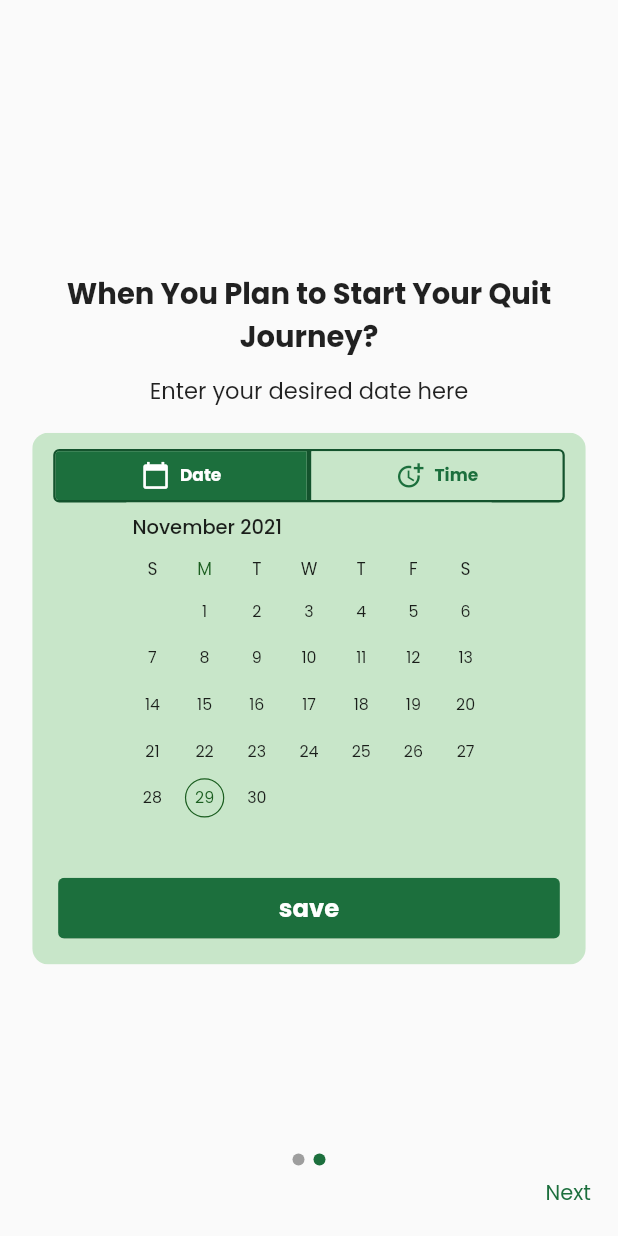
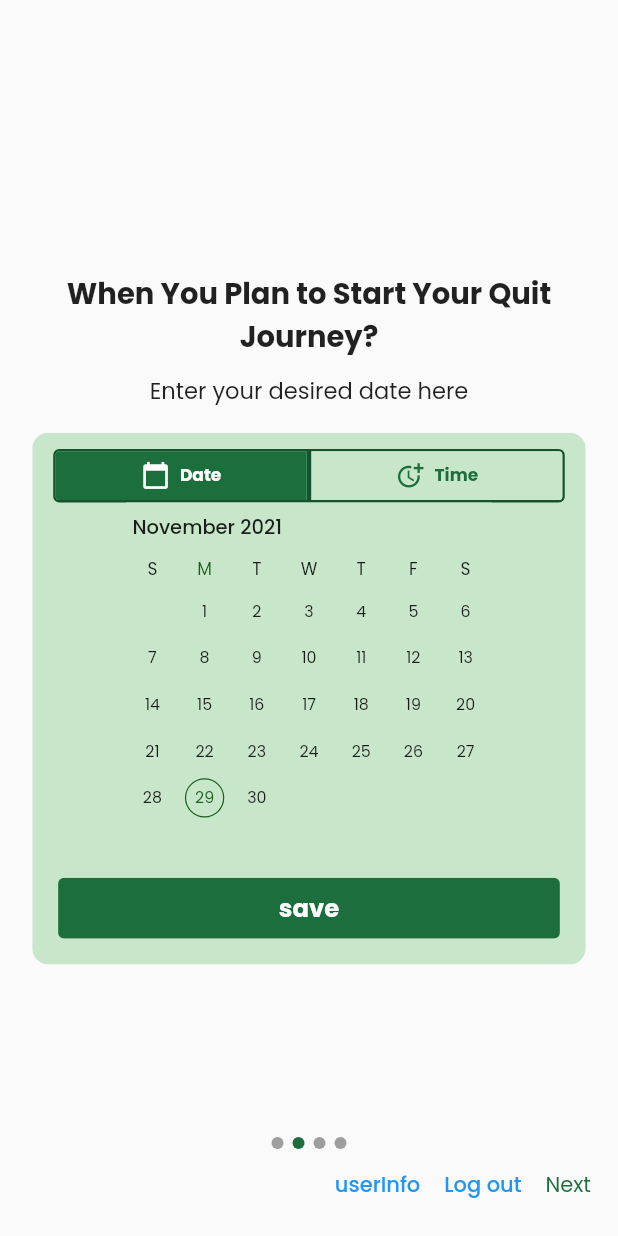
Before and after one commit to thamizhema/quit_smoking-app, a Flutter app: the OnBording screen opened directly, after a tap on "Next", on a phone screen of 412 x 824 dp. Run offline on Flutter 3.47's test engine with Material 2 defaults, Android fonts, the phone set to English and light mode, and no system bars; drawn by our look-alikes of syncfusion_flutter_datepicker; our stand-ins replace cloud_firestore, firebase_auth, firebase_core, flutter_switch, get, get_storage and 4 more; missing offline and left inert: flutter_facebook_auth; accounts and stored records are empty.

Commit message:
data collection completed

```diff
--- /dev/null
+++ b/lib/Common/custom_action_chip.dart
@@ -0,0 +1,28 @@
+import 'package:flutter/material.dart';
+import 'package:quit_smoking/Common/colors.dart';
+import 'package:velocity_x/velocity_x.dart';
+
+class CustomActionChip extends StatelessWidget {
+  CustomActionChip(
+      {Key? key,
+      this.value = "Other",
+      this.isSelected = false,
+      required this.onPressed})
+      : super(key: key);
+  String value;
+  bool isSelected = false;
+  VoidCallback? onPressed;
+
+  @override
+  Widget build(BuildContext context) {
+    return Container(
+      padding: const EdgeInsets.symmetric(horizontal: 3, vertical: 0),
+      child: ActionChip(
+        padding: const EdgeInsets.symmetric(horizontal: 3, vertical: 0),
+        label: value.text.color(OurColors.mainTextColor).make(),
+        backgroundColor: isSelected ? OurColors.mainColor : Colors.grey,
+        onPressed: onPressed!,
+      ),
+    );
+  }
+}
--- /dev/null
+++ b/lib/Data Collection/about_cigarettes.dart
@@ -0,0 +1,64 @@
+import 'package:flutter/material.dart';
+import 'package:quit_smoking/Common/colors.dart';
+import 'package:velocity_x/velocity_x.dart';
+
+class AboutCigarettes extends StatelessWidget {
+  AboutCigarettes({
+    Key? key,
+    this.question = "your question",
+    this.max = 999,
+    this.min = 0,
+    this.step = 1,
+    this.onChange,
+    this.divider = true,
+    this.initialValue = 1,
+  }) : super(key: key);
+  String question;
+  int min;
+  int max;
+  int step;
+  ValueChanged? onChange;
+  bool divider = true;
+  int initialValue;
+
+  @override
+  Widget build(BuildContext context) {
+    return Container(
+      child: Column(
+        crossAxisAlignment: CrossAxisAlignment.start,
+        children: [
+          question.text.bold.make(),
+          const SizedBox(
+            height: 10,
+          ),
+          ClipRRect(
+            borderRadius: BorderRadius.circular(5),
+            child: Container(
+              padding: EdgeInsets.symmetric(vertical: 3),
+              color: OurColors.mainColor,
+              child: VxStepper(
+                disableInput: false,
+                defaultValue: initialValue,
+                min: min,
+                max: max,
+                step: step,
+                actionButtonColor: OurColors.mainColor,
+                inputBoxColor: OurColors.mainTextColor,
+                inputTextColor: OurColors.mainColor,
+                actionIconColor: OurColors.mainTextColor,
+                onChange: onChange,
+              ),
+            ),
+          ),
+          const SizedBox(
+            height: 10,
+          ),
+          if (divider)
+            const Divider(
+              thickness: 2,
+            ),
+        ],
+      ),
+    );
+  }
+}
--- /dev/null
+++ b/lib/Data Collection/cigratte_info.dart
@@ -0,0 +1,49 @@
+import 'package:flutter/material.dart';
+import 'package:get/get.dart';
+import 'package:get_storage/get_storage.dart';
+import 'package:quit_smoking/Data%20Collection/about_cigarettes.dart';
+import 'package:quit_smoking/qc_getx_controller/user_info_controller.dart';
+
+class CigaretteInfo extends StatelessWidget {
+  CigaretteInfo({Key? key}) : super(key: key);
+  final UserInfoController _userInfoController = Get.find<UserInfoController>();
+
+  @override
+  Widget build(BuildContext context) {
+    return Container(
+      padding: EdgeInsets.symmetric(horizontal: 25),
+      child: Column(
+        mainAxisAlignment: MainAxisAlignment.center,
+        crossAxisAlignment: CrossAxisAlignment.start,
+        children: [
+          AboutCigarettes(
+            question: 'How Many Cigarettes Did You Smoke a Day?',
+            onChange: (value) {
+              _userInfoController.updateUserInfo({"dayOfCigarette": value});
+            },
+          ),
+          AboutCigarettes(
+            initialValue: 10,
+            question: 'How Many Cigarettes Are In Your Pack?',
+            onChange: (value) {
+              _userInfoController.updateUserInfo({"packOfCigarettes": value});
+            },
+          ),
+          AboutCigarettes(
+            initialValue: 100,
+            question: 'How Much Dose Your Box Of Cigarettes Cost?',
+            onChange: (value) {
+              _userInfoController.updateUserInfo({"priceOfPack": value});
+            },
+          ),
+          AboutCigarettes(
+            question: 'How Many Years Have You Been Smoking?',
+            onChange: (value) {
+              _userInfoController.updateUserInfo({"addictionOfYears": value});
+            },
+          ),
+        ],
+      ),
+    );
+  }
+}
--- a/lib/Data Collection/onbording.dart
+++ b/lib/Data Collection/onbording.dart
@@ -3,6 +3,8 @@ import 'package:flutter/widgets.dart';
 import 'package:get/get.dart';
 import 'package:get_storage/get_storage.dart';
 import 'package:quit_smoking/Common/colors.dart';
+import 'package:quit_smoking/Data%20Collection/cigratte_info.dart';
+import 'package:quit_smoking/Data%20Collection/reason_for_quit.dart';
 import 'package:quit_smoking/Data%20Collection/syncfution_datetime_picker.dart';
 import 'package:quit_smoking/Data%20Collection/welcome_page.dart';
 import 'package:quit_smoking/login.dart';
@@ -21,24 +23,26 @@ class OnBording extends StatefulWidget {
 class _OnBordingState extends State<OnBording> {
   final userData = GetStorage();
 
-  UserInfoController _userInfoController = Get.find<UserInfoController>();
+  final UserInfoController _userInfoController = Get.find<UserInfoController>();
 
   List<Widget> dataCollection = [
     WelcomePage(),
     SyncfutionDatePicker(),
+    CigaretteInfo(),
+    ReasonForQuit(),
   ];
-  PageController _pageController = PageController();
+
   @override
   Widget build(BuildContext context) {
     return Scaffold(
-      body: Stack(
+      body: SafeArea(
+        child: Stack(
           children: [
             PageView.builder(
-            controller: _pageController,
+              controller: _userInfoController.pageController.value,
               onPageChanged: (val) {
                 setState(() {
                   _userInfoController.setPageIndex(val);
-                print(val);
                 });
               },
               itemCount: dataCollection.length,
@@ -50,7 +54,8 @@ class _OnBordingState extends State<OnBording> {
                 bottom: 0,
                 child: Container(
                   width: context.screenWidth,
-                padding: EdgeInsets.symmetric(horizontal: 10, vertical: 10),
+                  padding:
+                      const EdgeInsets.symmetric(horizontal: 10, vertical: 10),
                   child: Column(
                     crossAxisAlignment: CrossAxisAlignment.center,
                     children: [
@@ -74,7 +79,21 @@ class _OnBordingState extends State<OnBording> {
                       Row(
                         mainAxisAlignment: MainAxisAlignment.end,
                         children: [
-                        "Next"
+                          TextButton(
+                              onPressed: () {
+                                print(_userInfoController.ourUser.value);
+                              },
+                              child: Text('userInfo')),
+                          TextButton(
+                              onPressed: () {
+                                userData.remove('isLogged');
+                                userData.remove('userInfo');
+                              },
+                              child: Text('Log out')),
+                          Text(_userInfoController.pageIndex.value + 1 ==
+                                      dataCollection.length
+                                  ? "Finish"
+                                  : "Next")
                               .text
                               .color(OurColors.mainColor)
                               .makeCentered()
@@ -82,11 +101,18 @@ class _OnBordingState extends State<OnBording> {
                               .p8
                               .makeCentered()
                               .onInkTap(() {
-                          setState(() {
-                            _pageController.nextPage(
-                                duration: Duration(milliseconds: 500),
+                            if (_userInfoController.pageIndex.value + 1 ==
+                                dataCollection.length) {
+                              _userInfoController.updateUserInfo({
+                                'quitReason':
+                                    _userInfoController.quitReason.value
+                              });
+                              _userInfoController.addUserInfoToDb();
+                            } else {
+                              _userInfoController.pageController.value.nextPage(
+                                  duration: const Duration(milliseconds: 800),
                                   curve: Curves.ease);
-                          });
+                            }
                           }),
                         ],
                       ),
@@ -94,6 +120,7 @@ class _OnBordingState extends State<OnBording> {
                   ),
                 ))
           ],
+        ),
       ),
     );
   }
--- /dev/null
+++ b/lib/Data Collection/reason_for_quit.dart
@@ -0,0 +1,70 @@
+import 'package:flutter/material.dart';
+import 'package:get/get.dart';
+import 'package:quit_smoking/Common/colors.dart';
+import 'package:quit_smoking/Common/custom_action_chip.dart';
+import 'package:quit_smoking/Data%20Collection/content_title.dart';
+import 'package:quit_smoking/qc_getx_controller/user_info_controller.dart';
+import 'package:velocity_x/velocity_x.dart';
+
+class ReasonForQuit extends StatelessWidget {
+  ReasonForQuit({Key? key}) : super(key: key);
+  final UserInfoController _userInfoController = Get.find<UserInfoController>();
+
+  void selectReason(reason) {
+    if (_userInfoController.quitReason.value.contains(reason)) {
+      _userInfoController.removeQuitReason(reason);
+    } else {
+      _userInfoController.setQuitReason(reason);
+    }
+  }
+
+  List<String> reasons = [
+    'Freedom',
+    'Money',
+    'Health',
+    'Children',
+    'Accountability',
+    'Stink',
+    'Fitness',
+    'Pregnant',
+    'Environment',
+    'Childbearing',
+    'Appearance',
+    'Other'
+  ];
+
+  @override
+  Widget build(BuildContext context) {
+    return Container(
+      padding: const EdgeInsets.symmetric(horizontal: 10),
+      child: Column(
+        mainAxisAlignment: MainAxisAlignment.center,
+        children: [
+          ContentTitle(
+            title: 'Reason for Quit?',
+            subtitle: 'Choose your personal motives here',
+          ),
+          const SizedBox(
+            height: 25,
+          ),
+          Obx(
+            () => Wrap(
+                crossAxisAlignment: WrapCrossAlignment.start,
+                runSpacing: -3,
+                children: List.generate(
+                  reasons.length,
+                  (index) => CustomActionChip(
+                    value: reasons[index],
+                    isSelected: _userInfoController.quitReason.value
+                        .contains(reasons[index]),
+                    onPressed: () {
+                      selectReason(reasons[index]);
+                    },
+                  ),
+                )),
+          ),
+        ],
+      ),
+    );
+  }
+}
--- a/lib/Data Collection/syncfution_datetime_picker.dart
+++ b/lib/Data Collection/syncfution_datetime_picker.dart
@@ -1,9 +1,11 @@
 import 'package:flutter/material.dart';
+import 'package:get/get.dart';
 import 'package:get_storage/get_storage.dart';
 import 'package:quit_smoking/Common/colors.dart';
 import 'package:quit_smoking/Data%20Collection/content_title.dart';
 import 'package:quit_smoking/Data%20Collection/date_time_toggle.dart';
 import 'package:quit_smoking/Data%20Collection/time_selector.dart';
+import 'package:quit_smoking/qc_getx_controller/user_info_controller.dart';
 import 'package:syncfusion_flutter_datepicker/datepicker.dart';
 import 'package:velocity_x/velocity_x.dart';
 
@@ -15,26 +17,20 @@ class SyncfutionDatePicker extends StatefulWidget {
 }
 
 class _SyncfutionDatePickerState extends State<SyncfutionDatePicker> {
-  final sessionData = GetStorage();
+  final UserInfoController _userInfoController = Get.find<UserInfoController>();
+
   bool isDate = true;
   DateTime selectedDate = DateTime.now();
   DateTime quitDate = DateTime.now();
   bool isAm = DateTime.now().hour < 12;
   double hours = DateTime.now().hour % 12 == 0 ? 12 : DateTime.now().hour % 12;
   double minutes = DateTime.now().minute.toDouble();
-  late Map userInfo;
   @override
-  void initState() {
-    // TODO: implement initState
-    super.initState();
-    userInfo = sessionData.read('userInfo');
-  }
-
   @override
   Widget build(BuildContext context) {
     return FittedBox(
       child: Container(
-        padding: EdgeInsets.symmetric(horizontal: 20),
+        padding: const EdgeInsets.symmetric(horizontal: 20),
         child: Column(
           children: [
             ContentTitle(
@@ -47,7 +43,8 @@ class _SyncfutionDatePickerState extends State<SyncfutionDatePicker> {
             ClipRRect(
               borderRadius: BorderRadius.circular(10),
               child: Container(
-                padding: EdgeInsets.symmetric(vertical: 10, horizontal: 10),
+                padding:
+                    const EdgeInsets.symmetric(vertical: 10, horizontal: 10),
                 // height: 370,
                 width: context.screenWidth / 1.2,
                 color: Colors.green[100],
@@ -93,7 +90,7 @@ class _SyncfutionDatePickerState extends State<SyncfutionDatePicker> {
                         ],
                       ),
                       isDate
-                          ? Container(
+                          ? SizedBox(
                               height: 300,
                               child: SfDateRangePicker(
                                 showNavigationArrow: false,
@@ -149,9 +146,12 @@ class _SyncfutionDatePickerState extends State<SyncfutionDatePicker> {
                                         (hours + 12).toStringAsFixed(0)),
                                 int.parse(minutes.toStringAsFixed(0)),
                               );
-                              userInfo['quitDate'] = quitDate.toString();
-                              sessionData.write('userInfo', userInfo);
-                              print(userInfo);
+
+                              _userInfoController.updateUserInfo(
+                                  {'quitDate': quitDate.toString()});
+                              _userInfoController.pageController.value.nextPage(
+                                  duration: const Duration(milliseconds: 800),
+                                  curve: Curves.ease);
                             },
                             child: const Text('save').text.bold.size(20).make(),
                             textColor: Colors.white,
--- a/lib/main.dart
+++ b/lib/main.dart
@@ -2,6 +2,7 @@ import 'package:firebase_core/firebase_core.dart';
 import 'package:flutter/material.dart';
 import 'package:get/get.dart';
 import 'package:get_storage/get_storage.dart';
+import 'package:quit_smoking/Dashbord/smoke_free_time.dart';
 import 'package:quit_smoking/Data%20Collection/onbording.dart';
 import 'package:quit_smoking/Data%20Collection/welcome_page.dart';
 
@@ -13,21 +14,25 @@ void main() async {
   WidgetsFlutterBinding.ensureInitialized();
   await Firebase.initializeApp();
   Get.put(UserInfoController());
+
   runApp(MyApp());
 }
 
 class MyApp extends StatelessWidget {
   MyApp({Key? key}) : super(key: key);
+  final UserInfoController _userInfoController = Get.find<UserInfoController>();
   final userData = GetStorage();
   bool isLogged = GetStorage().read("isLogged") ?? false;
+
   @override
   Widget build(BuildContext context) {
+    _userInfoController.getSessionInfo();
     return GetMaterialApp(
       debugShowCheckedModeBanner: false,
       theme: ThemeData(
         fontFamily: "Poppins",
       ),
-      home: isLogged ? OnBording() : SignUp(),
+      home: isLogged ? SmokeFreeTime() : SignUp(),
     );
   }
 }
--- a/lib/qc_getx_controller/user_info_controller.dart
+++ b/lib/qc_getx_controller/user_info_controller.dart
@@ -1,21 +1,86 @@
+import 'package:cloud_firestore/cloud_firestore.dart';
+import 'package:flutter/material.dart';
 import 'package:get/get.dart';
 import 'package:get_storage/get_storage.dart';
+import 'package:quit_smoking/Dashbord/smoke_free_time.dart';
 
 class UserInfoController extends GetxController {
+  FirebaseFirestore firestore = FirebaseFirestore.instance;
+  final getStorage = GetStorage();
+  final currentQuitDate = DateTime.now().obs;
   final userInfo = {}.obs;
   final pageIndex = 0.obs;
+  final dataCollection = false.obs;
+  final quitReason = [].obs;
+  final isSetDate = false.obs;
+  final pageController = PageController().obs;
+  final ourUser = false.obs;
+
+  setCurrentQuitDate(quitdate) {
+    currentQuitDate(quitdate);
+  }
+
+  void updateUserInfo(Map userDetails) async {
+    userInfo.addAll(userDetails);
+  }
+
   void setPageIndex(index) {
     pageIndex(index);
   }
 
-  void updateUserInfo(Map userDetails) {
-    userInfo.addAll(userDetails);
+  void setDataCollection(isCompleted) {
+    dataCollection(isCompleted);
   }
 
   getSessionInfo() async {
-    final userSession = GetStorage();
-    final userSessionData = await userSession.read("userInfo");
+    final userSessionData = await getStorage.read("userInfo");
+    if (userSessionData == null) return;
     updateUserInfo(userSessionData);
+  }
+
+  setQuitReason(reason) {
+    quitReason.add(reason);
+  }
+
+  removeQuitReason(reason) {
+    quitReason.remove(reason);
+  }
+
+  setIsQuitDate(bool dateFixed) {
+    isSetDate(dateFixed);
+  }
+
+  Map<String, dynamic> userInformation({isDb = true}) {
+    DateTime quitDate =
+        DateTime.parse(userInfo.value['quitDate'] ?? DateTime.now().toString());
+    return {
+      'email': userInfo['email'],
+      'username': userInfo['username'],
+      if (isDb) 'quitDate': [quitDate],
+      if (!isDb) 'quitDate': currentQuitDate.toString(),
+      'dayOfCigarette': userInfo['dayOfCigarette'] ?? 1,
+      'packOfCigarettes': userInfo['packOfCigarettes'] ?? 10,
+      'priceOfPack': userInfo['priceOfPack'] ?? 100,
+      'addictionOfYears': userInfo['addictionOfYears'] ?? 1,
+      'quitReason': userInfo['quitReason'].length == 0
+          ? ['Other']
+          : userInfo['quitReason'],
+      'relapsed': 0,
+    };
+  }
+
+  void addUserInfoToDb() {
+    try {
+      firestore
+          .collection('User')
+          .doc(userInfo['email'])
+          .set(userInformation(isDb: true));
+      getStorage.write('userInfo', userInformation(isDb: false));
+      getStorage.write('isLogged', true);
+      Get.offAll(SmokeFreeTime());
+    } catch (e) {
+      print('error data ................... $e');
+    }
   }
 
   @override
```
Also changed, not shown: lib/Dashbord/dashboard_controller.dart (added, +12 -0 lines), lib/Dashbord/smoke_free_time.dart (added, +32 -0 lines), lib/login/email_login.dart (+21 -0 lines), lib/login/sign_up.dart (+37 -7 lines). Lines whose indentation alone changed are shown as unchanged.
